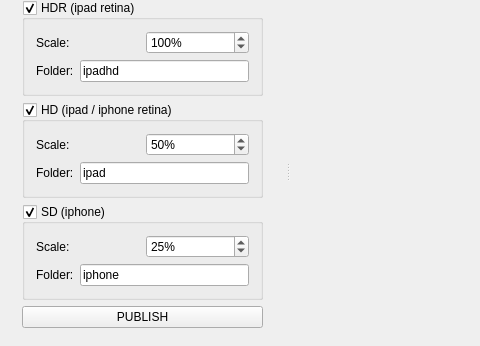
Qt form mainwindow.ui (amakaseev/sprite-sheet-packer) before a commit; both pictures show x 0 to 480 and y 229 to 575 of the 1040 by 773 pixel window.
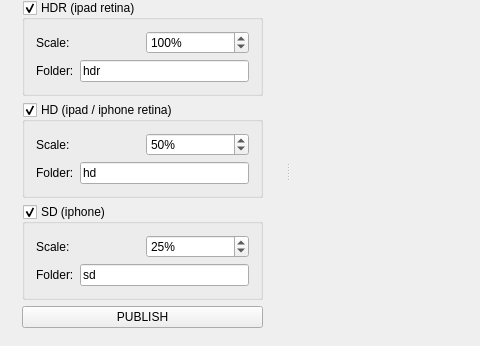
The same form after that commit. Icons and pictures are not drawn.

What changed in the file:
```diff
--- a/mainwindow.ui
+++ b/mainwindow.ui
@@ -75,7 +75,7 @@
    <property name="minimumSize">
     <size>
      <width>280</width>
-     <height>190</height>
+     <height>191</height>
     </size>
    </property>
    <property name="windowIcon">
@@ -301,8 +301,8 @@
          <rect>
           <x>0</x>
           <y>0</y>
-          <width>277</width>
-          <height>579</height>
+          <width>310</width>
+          <height>556</height>
          </rect>
         </property>
         <attribute name="label">
@@ -466,7 +466,7 @@
               <item>
                <widget class="QLineEdit" name="output_HDR_folderLineEdit">
                 <property name="text">
-                 <string>ipadhd</string>
+                 <string>hdr</string>
                 </property>
                </widget>
               </item>
@@ -526,7 +526,7 @@
               <item>
                <widget class="QLineEdit" name="output_HD_folderLineEdit">
                 <property name="text">
-                 <string>ipad</string>
+                 <string>hd</string>
                 </property>
                </widget>
               </item>
@@ -586,7 +586,7 @@
               <item>
                <widget class="QLineEdit" name="output_SD_folderLineEdit">
                 <property name="text">
-                 <string>iphone</string>
+                 <string>sd</string>
                 </property>
                </widget>
               </item>
```
Left out of the diff: 6 changed lines with no effect on the pictures.
